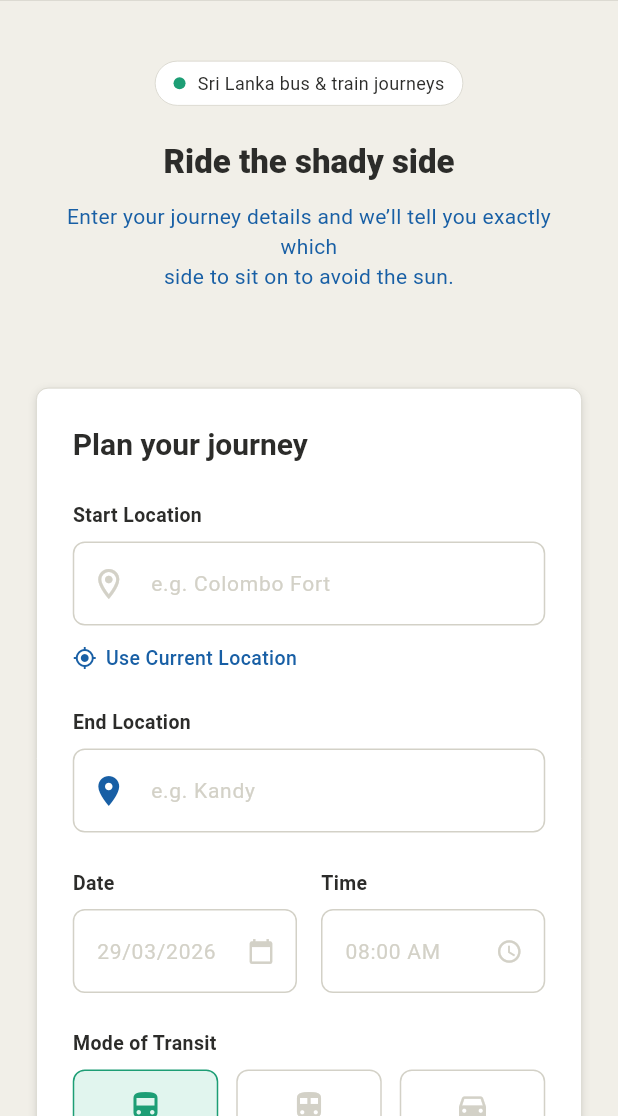
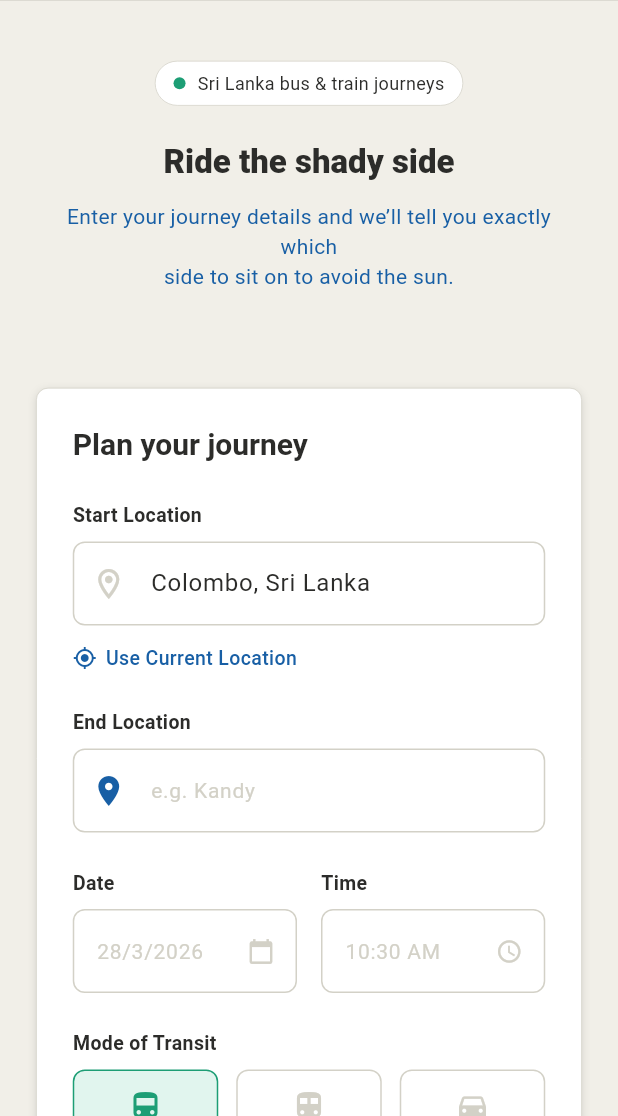
Before and after one commit to asiri-gayashan/sun_seats, a Flutter app: the screen it shows after launch, after a tap on "Use Current Location", on a phone screen of 412 x 824 dp, the part 120-1236 px from its top. Run offline on Flutter 3.47's test engine with Material 3 defaults, Android fonts, the phone set to English and light mode, and no system bars.

Commit message:
feat: implement journey state management and UI for shade calculation results

```diff
--- /dev/null
+++ b/lib/core/providers/journey_form_state.dart
@@ -0,0 +1,53 @@
+import 'package:flutter/material.dart';
+
+class JourneyFormState extends ChangeNotifier {
+  String _startLocation = '';
+  String _endLocation = '';
+  DateTime _journeyDate = DateTime.now();
+  TimeOfDay _journeyTime = TimeOfDay.now();
+  String _transitMode = 'Bus';
+  String _timezone = '(UTC+05:30) Sri Lanka';
+
+  String get startLocation => _startLocation;
+  String get endLocation => _endLocation;
+  DateTime get journeyDate => _journeyDate;
+  TimeOfDay get journeyTime => _journeyTime;
+  String get transitMode => _transitMode;
+  String get timezone => _timezone;
+
+  void setStartLocation(String val) {
+    _startLocation = val;
+    notifyListeners();
+  }
+
+  void setEndLocation(String val) {
+    _endLocation = val;
+    notifyListeners();
+  }
+
+  void setJourneyDate(DateTime val) {
+    _journeyDate = val;
+    notifyListeners();
+  }
+
+  void setJourneyTime(TimeOfDay val) {
+    _journeyTime = val;
+    notifyListeners();
+  }
+
+  void setTransitMode(String val) {
+    _transitMode = val;
+    notifyListeners();
+  }
+
+  void setTimezone(String val) {
+    _timezone = val;
+    notifyListeners();
+  }
+
+  bool get isValid {
+    return _startLocation.trim().isNotEmpty &&
+           _endLocation.trim().isNotEmpty &&
+           _startLocation.trim().toLowerCase() != _endLocation.trim().toLowerCase();
+  }
+}
--- /dev/null
+++ b/lib/core/providers/location_state.dart
@@ -0,0 +1,20 @@
+import 'package:flutter/material.dart';
+
+class LocationState extends ChangeNotifier {
+  bool _isFetching = false;
+
+  bool get isFetching => _isFetching;
+
+  Future<String?> fetchCurrentLocation() async {
+    _isFetching = true;
+    notifyListeners();
+
+    // Mock API/GPS delay for Phase 3 UI interaction
+    await Future.delayed(const Duration(seconds: 1));
+
+    _isFetching = false;
+    notifyListeners();
+
+    return 'Colombo, Sri Lanka'; // Mocked location for Phase 3
+  }
+}
--- /dev/null
+++ b/lib/core/providers/result_state.dart
@@ -0,0 +1,53 @@
+import 'package:flutter/material.dart';
+
+enum ResultPanelState { empty, loading, success, error }
+
+class MockResultData {
+  final bool isLeftShady;
+  final int shadyPercentage;
+  final String journeySummary;
+  final String explanation;
+
+  MockResultData({
+    required this.isLeftShady,
+    required this.shadyPercentage,
+    required this.journeySummary,
+    required this.explanation,
+  });
+}
+
+class ResultState extends ChangeNotifier {
+  ResultPanelState _status = ResultPanelState.empty;
+  String? _errorMessage;
+  MockResultData? _resultData;
+
+  ResultPanelState get status => _status;
+  String? get errorMessage => _errorMessage;
+  MockResultData? get resultData => _resultData;
+
+  void reset() {
+    _status = ResultPanelState.empty;
+    _errorMessage = null;
+    _resultData = null;
+    notifyListeners();
+  }
+
+  void startLoading() {
+    _status = ResultPanelState.loading;
+    _errorMessage = null;
+    notifyListeners();
+  }
+
+  void setError(String message) {
+    _status = ResultPanelState.error;
+    _errorMessage = message;
+    notifyListeners();
+  }
+
+  void setSuccess(MockResultData data) {
+    _status = ResultPanelState.success;
+    _resultData = data;
+    _errorMessage = null;
+    notifyListeners();
+  }
+}
--- a/lib/main.dart
+++ b/lib/main.dart
@@ -2,8 +2,10 @@ import 'package:flutter/material.dart';
 import 'package:flutter_localizations/flutter_localizations.dart';
 import 'package:provider/provider.dart';
 import 'l10n/app_localizations.dart';
-
 import 'core/theme/app_theme.dart';
+import 'core/providers/journey_form_state.dart';
+import 'core/providers/result_state.dart';
+import 'core/providers/location_state.dart';
 import 'ui/screens/home_screen.dart';
 
 void main() {
@@ -11,6 +13,9 @@ void main() {
     MultiProvider(
       providers: [
         ChangeNotifierProvider(create: (_) => AppLanguageState()),
+        ChangeNotifierProvider(create: (_) => JourneyFormState()),
+        ChangeNotifierProvider(create: (_) => ResultState()),
+        ChangeNotifierProvider(create: (_) => LocationState()),
       ],
       child: const ShadeSeatApp(),
     ),
--- a/lib/ui/screens/home_screen.dart
+++ b/lib/ui/screens/home_screen.dart
@@ -57,7 +57,7 @@ class HomeScreen extends StatelessWidget {
                 children: [
                   JourneyInputForm(),
                   SizedBox(height: 24),
-                  ResultPanel(state: ResultPanelState.success), // Preview static state
+                  ResultPanel(), // Preview static state
                 ],
               )
             : const Row(
@@ -65,7 +65,7 @@ class HomeScreen extends StatelessWidget {
                 children: [
                   Expanded(child: JourneyInputForm()),
                   SizedBox(width: 24),
-                  Expanded(child: ResultPanel(state: ResultPanelState.success)),
+                  Expanded(child: ResultPanel()),
                 ],
               ),
       ),
--- a/lib/ui/widgets/journey_input_form.dart
+++ b/lib/ui/widgets/journey_input_form.dart
@@ -1,5 +1,9 @@
 import 'package:flutter/material.dart';
+import 'package:provider/provider.dart';
 import '../../core/theme/app_theme.dart';
+import '../../core/providers/journey_form_state.dart';
+import '../../core/providers/location_state.dart';
+import '../../core/providers/result_state.dart';
 
 class JourneyInputForm extends StatefulWidget {
   const JourneyInputForm({super.key});
@@ -9,9 +13,68 @@ class JourneyInputForm extends StatefulWidget {
 }
 
 class _JourneyInputFormState extends State<JourneyInputForm> {
-  // Temporary local state for UI toggles
-  String _selectedMode = 'Bus';
-  String _selectedTimezone = '(UTC+05:30) Sri Lanka';
+  final TextEditingController _startController = TextEditingController();
+  final TextEditingController _endController = TextEditingController();
+
+  @override
+  void initState() {
+    super.initState();
+    final formState = context.read<JourneyFormState>();
+    _startController.text = formState.startLocation;
+    _endController.text = formState.endLocation;
+
+    _startController.addListener(() {
+      context.read<JourneyFormState>().setStartLocation(_startController.text);
+    });
+    _endController.addListener(() {
+      context.read<JourneyFormState>().setEndLocation(_endController.text);
+    });
+  }
+
+  @override
+  void dispose() {
+    _startController.dispose();
+    _endController.dispose();
+    super.dispose();
+  }
+
+  void _handleCurrentLocationTap() async {
+    final locationState = context.read<LocationState>();
+    final loc = await locationState.fetchCurrentLocation();
+    if (loc != null) {
+      _startController.text = loc;
+    }
+  }
+
+  void _handleFindShade(BuildContext context) async {
+    final formState = context.read<JourneyFormState>();
+    final resultState = context.read<ResultState>();
+
+    if (!formState.isValid) {
+      ScaffoldMessenger.of(context).showSnackBar(
+        const SnackBar(content: Text('Please enter valid start and end locations.')),
+      );
+      return;
+    }
+
+    resultState.startLoading();
+
+    // Mock API Delay representing Phase 4 calculation
+    await Future.delayed(const Duration(seconds: 2));
+
+    // For mocking purposes in Phase 3, if start == "error", throw error state
+    if (formState.startLocation.toLowerCase() == 'error') {
+      resultState.setError('Could not trace a recognized route for these points.');
+      return;
+    }
+
+    resultState.setSuccess(MockResultData(
+      isLeftShady: true, // Mocked determination
+      shadyPercentage: 82,
+      journeySummary: '${formState.startLocation} → ${formState.endLocation} • ${formState.transitMode}',
+      explanation: 'The sun will be mostly on your right side. Sit on the left for shade.',
+    ));
+  }
 
   @override
   Widget build(BuildContext context) {
@@ -30,49 +93,56 @@ class _JourneyInputFormState extends State<JourneyInputForm> {
         children: [
           Text('Plan your journey', style: Theme.of(context).textTheme.headlineSmall),
           const SizedBox(height: 24),
-          _buildLocationFields(),
+          _buildLocationFields(context),
           const SizedBox(height: 24),
-          _buildDateTimeFields(),
+          _buildDateTimeFields(context),
           const SizedBox(height: 24),
-          _buildTransitModeFields(),
+          _buildTransitModeFields(context),
           const SizedBox(height: 24),
-          _buildTimezoneField(),
+          _buildTimezoneField(context),
           const SizedBox(height: 32),
-          _buildSubmitButton(),
+          _buildSubmitButton(context),
         ],
       ),
     );
   }
 
-  Widget _buildLocationFields() {
+  Widget _buildLocationFields(BuildContext context) {
+    final isFetchingLoc = context.watch<LocationState>().isFetching;
+
     return Column(
       crossAxisAlignment: CrossAxisAlignment.start,
       children: [
         const Text('Start Location', style: TextStyle(fontWeight: FontWeight.bold, fontSize: 13, color: AppTheme.darkText)),
         const SizedBox(height: 8),
-        const TextField(
-          decoration: InputDecoration(
+        TextField(
+          controller: _startController,
+          decoration: const InputDecoration(
             hintText: 'e.g. Colombo Fort',
             prefixIcon: Icon(Icons.location_on_outlined, color: AppTheme.midGray),
           ),
         ),
         const SizedBox(height: 12),
         GestureDetector(
-          onTap: () {},
-          child: const Row(
+          onTap: isFetchingLoc ? null : _handleCurrentLocationTap,
+          child: Row(
             mainAxisSize: MainAxisSize.min,
             children: [
-              Icon(Icons.my_location, size: 16, color: AppTheme.primaryBlue),
-              SizedBox(width: 6),
-              Text('Use Current Location', style: TextStyle(color: AppTheme.primaryBlue, fontSize: 13, fontWeight: FontWeight.w500)),
+              isFetchingLoc
+                  ? const SizedBox(width: 16, height: 16, child: CircularProgressIndicator(strokeWidth: 2))
+                  : const Icon(Icons.my_location, size: 16, color: AppTheme.primaryBlue),
+              const SizedBox(width: 6),
+              Text(isFetchingLoc ? 'Getting location...' : 'Use Current Location',
+                   style: TextStyle(color: isFetchingLoc ? AppTheme.midGray : AppTheme.primaryBlue, fontSize: 13, fontWeight: FontWeight.w500)),
             ],
           ),
         ),
         const SizedBox(height: 24),
         const Text('End Location', style: TextStyle(fontWeight: FontWeight.bold, fontSize: 13, color: AppTheme.darkText)),
         const SizedBox(height: 8),
-        const TextField(
-          decoration: InputDecoration(
+        TextField(
+          controller: _endController,
+          decoration: const InputDecoration(
             hintText: 'e.g. Kandy',
             prefixIcon: Icon(Icons.location_on, color: AppTheme.primaryBlue),
           ),
@@ -81,7 +151,11 @@ class _JourneyInputFormState extends State<JourneyInputForm> {
     );
   }
 
-  Widget _buildDateTimeFields() {
+  Widget _buildDateTimeFields(BuildContext context) {
+    final formState = context.watch<JourneyFormState>();
+    final dateStr = '${formState.journeyDate.day}/${formState.journeyDate.month}/${formState.journeyDate.year}';
+    final timeStr = formState.journeyTime.format(context);
+
     return Row(
       children: [
         Expanded(
@@ -92,10 +166,13 @@ class _JourneyInputFormState extends State<JourneyInputForm> {
               const SizedBox(height: 8),
               TextField(
                 readOnly: true,
-                onTap: () {},
-                decoration: const InputDecoration(
-                  hintText: '29/03/2026',
-                  suffixIcon: Icon(Icons.calendar_today, size: 18, color: AppTheme.midGray),
+                onTap: () async {
+                  final picked = await showDatePicker(context: context, initialDate: formState.journeyDate, firstDate: DateTime.now(), lastDate: DateTime.now().add(const Duration(days: 365)));
+                  if (picked != null) context.read<JourneyFormState>().setJourneyDate(picked);
+                },
+                decoration: InputDecoration(
+                  hintText: dateStr,
+                  suffixIcon: const Icon(Icons.calendar_today, size: 18, color: AppTheme.midGray),
                 ),
               ),
             ],
@@ -110,10 +187,17 @@ class _JourneyInputFormState extends State<JourneyInputForm> {
               const SizedBox(height: 8),
               TextField(
                 readOnly: true,
-                onTap: () {},
-                decoration: const InputDecoration(
-                  hintText: '08:00 AM',
-                  suffixIcon: Icon(Icons.access_time, size: 18, color: AppTheme.midGray),
+                onTap: () async {
+                  final picked = await showTimePicker(context: context, initialTime: formState.journeyTime);
+                  if (picked != null) {
+                    if (context.mounted) {
+                       context.read<JourneyFormState>().setJourneyTime(picked);
+                    }
+                  }
+                },
+                decoration: InputDecoration(
+                  hintText: timeStr,
+                  suffixIcon: const Icon(Icons.access_time, size: 18, color: AppTheme.midGray),
                 ),
               ),
             ],
@@ -123,7 +207,8 @@ class _JourneyInputFormState extends State<JourneyInputForm> {
     );
   }
 
-  Widget _buildTransitModeFields() {
+  Widget _buildTransitModeFields(BuildContext context) {
+    final formState = context.watch<JourneyFormState>();
     return Column(
       crossAxisAlignment: CrossAxisAlignment.start,
       children: [
@@ -134,22 +219,22 @@ class _JourneyInputFormState extends State<JourneyInputForm> {
             _TransitModeButton(
               text: 'Bus',
               icon: Icons.directions_bus,
-              isSelected: _selectedMode == 'Bus',
-              onTap: () => setState(() => _selectedMode = 'Bus'),
+              isSelected: formState.transitMode == 'Bus',
+              onTap: () => context.read<JourneyFormState>().setTransitMode('Bus'),
             ),
             const SizedBox(width: 12),
             _TransitModeButton(
               text: 'Train',
               icon: Icons.train,
-              isSelected: _selectedMode == 'Train',
-              onTap: () => setState(() => _selectedMode = 'Train'),
+              isSelected: formState.transitMode == 'Train',
+              onTap: () => context.read<JourneyFormState>().setTransitMode('Train'),
             ),
             const SizedBox(width: 12),
             _TransitModeButton(
               text: 'Other',
               icon: Icons.directions_car,
-              isSelected: _selectedMode == 'Other',
-              onTap: () => setState(() => _selectedMode = 'Other'),
+              isSelected: formState.transitMode == 'Other',
+              onTap: () => context.read<JourneyFormState>().setTransitMode('Other'),
             ),
           ],
         ),
@@ -157,7 +242,8 @@ class _JourneyInputFormState extends State<JourneyInputForm> {
     );
   }
 
-  Widget _buildTimezoneField() {
+  Widget _buildTimezoneField(BuildContext context) {
+    final formState = context.watch<JourneyFormState>();
     return Column(
       crossAxisAlignment: CrossAxisAlignment.start,
       children: [
@@ -172,12 +258,12 @@ class _JourneyInputFormState extends State<JourneyInputForm> {
           child: DropdownButtonHideUnderline(
             child: DropdownButton<String>(
               isExpanded: true,
-              value: _selectedTimezone,
+              value: formState.timezone,
               items: ['(UTC+05:30) Sri Lanka', '(UTC+00:00) London']
                   .map((e) => DropdownMenuItem(value: e, child: Text(e, style: const TextStyle(fontSize: 14))))
                   .toList(),
               onChanged: (val) {
-                if (val != null) setState(() => _selectedTimezone = val);
+                if (val != null) context.read<JourneyFormState>().setTimezone(val);
               },
             ),
           ),
@@ -186,12 +272,12 @@ class _JourneyInputFormState extends State<JourneyInputForm> {
     );
   }
 
-  Widget _buildSubmitButton() {
+  Widget _buildSubmitButton(BuildContext context) {
     return SizedBox(
       width: double.infinity,
       height: 48,
       child: ElevatedButton(
-        onPressed: () {},
+        onPressed: () => _handleFindShade(context),
         child: const Text('Find My Shady Spot', style: TextStyle(fontSize: 15)),
       ),
     );
--- a/lib/ui/widgets/result_panel.dart
+++ b/lib/ui/widgets/result_panel.dart
@@ -1,16 +1,15 @@
 import 'package:flutter/material.dart';
+import 'package:provider/provider.dart';
 import '../../core/theme/app_theme.dart';
+import '../../core/providers/result_state.dart';
 import 'seat_diagram.dart';
 
-enum ResultPanelState { empty, loading, success, error }
-
 class ResultPanel extends StatelessWidget {
-  final ResultPanelState state;
-
-  const ResultPanel({super.key, this.state = ResultPanelState.empty});
+  const ResultPanel({super.key});
 
   @override
   Widget build(BuildContext context) {
+    final state = context.watch<ResultState>();
     return Container(
       padding: const EdgeInsets.all(24),
       decoration: BoxDecoration(
@@ -23,21 +22,21 @@ class ResultPanel extends StatelessWidget {
       ),
       child: AnimatedSwitcher(
         duration: const Duration(milliseconds: 300),
-        child: _buildContent(context),
+        child: _buildContent(context, state),
       ),
     );
   }
 
-  Widget _buildContent(BuildContext context) {
-    switch (state) {
+  Widget _buildContent(BuildContext context, ResultState state) {
+    switch (state.status) {
       case ResultPanelState.empty:
         return _buildEmptyState(context);
       case ResultPanelState.loading:
         return _buildLoadingState(context);
       case ResultPanelState.success:
-        return _buildSuccessState(context);
+        return _buildSuccessState(context, state);
       case ResultPanelState.error:
-        return _buildErrorState(context);
+        return _buildErrorState(context, state);
     }
   }
 
@@ -82,13 +81,16 @@ class ResultPanel extends StatelessWidget {
     );
   }
 
-  Widget _buildSuccessState(BuildContext context) {
-    bool isLeft = DateTime.now().year >= 2000; // Hardcoded true for layout, dynamic for linter
+  Widget _buildSuccessState(BuildContext context, ResultState state) {
+    final data = state.resultData;
+    if (data == null) return const SizedBox();
+
+    bool isLeft = data.isLeftShady;
     return Column(
       key: const ValueKey('success'),
       crossAxisAlignment: CrossAxisAlignment.center,
       children: [
-        const Text('Colombo → Kandy • 29 Mar 2026 • 2:00 PM • Bus', style: TextStyle(fontSize: 12, color: AppTheme.darkText)),
+        Text(data.journeySummary, style: const TextStyle(fontSize: 12, color: AppTheme.darkText)),
         const SizedBox(height: 24),
         Container(
           padding: const EdgeInsets.symmetric(horizontal: 24, vertical: 12),
@@ -100,12 +102,12 @@ class ResultPanel extends StatelessWidget {
         ),
         const SizedBox(height: 16),
         Text(
-          'The sun will be mostly on your right side. Sit on the left for shade.',
+          data.explanation,
           textAlign: TextAlign.center,
           style: const TextStyle(fontSize: 14, color: AppTheme.darkText),
         ),
         const SizedBox(height: 8),
-        const Text('82% of route', style: TextStyle(fontSize: 12, color: AppTheme.amber, fontWeight: FontWeight.bold)),
+        Text('${data.shadyPercentage}% of route', style: const TextStyle(fontSize: 12, color: AppTheme.amber, fontWeight: FontWeight.bold)),
         const SizedBox(height: 24),
 
         // Seat Diagram!
@@ -127,7 +129,7 @@ class ResultPanel extends StatelessWidget {
     );
   }
 
-  Widget _buildErrorState(BuildContext context) {
+  Widget _buildErrorState(BuildContext context, ResultState state) {
     return Column(
       key: const ValueKey('error'),
       mainAxisAlignment: MainAxisAlignment.center,
@@ -137,10 +139,10 @@ class ResultPanel extends StatelessWidget {
         const SizedBox(height: 16),
         Text('Could not find this route', style: Theme.of(context).textTheme.headlineSmall),
         const SizedBox(height: 8),
-        const Text('Please check your start and end locations and try again. Make sure both are valid Sri Lankan towns or cities.', textAlign: TextAlign.center, style: TextStyle(fontSize: 14, color: AppTheme.darkText)),
+        Text(state.errorMessage ?? 'Please check your start and end locations.', textAlign: TextAlign.center, style: const TextStyle(fontSize: 14, color: AppTheme.darkText)),
         const SizedBox(height: 24),
         TextButton(
-          onPressed: () {},
+          onPressed: () => state.reset(),
           child: const Text('Try Again', style: TextStyle(color: AppTheme.primaryGreen, fontWeight: FontWeight.bold)),
         ),
         const SizedBox(height: 40),
```
